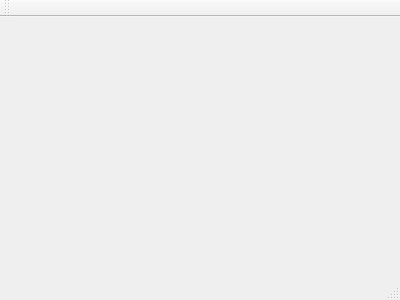
First picture: the form in mafenetreprincipale.ui, repository AugustinBallot-Ragaru/Test-Programmation-Qtcreator-Augustin, before the edit.
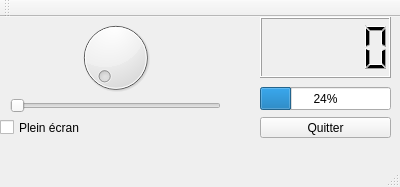
Second picture: the form after the edit.

Commit message: démarrage du projet

```diff
--- a/mafenetreprincipale.ui
+++ b/mafenetreprincipale.ui
@@ -1,24 +1,162 @@
 <ui version="4.0">
  <class>MafenetrePrincipale</class>
- <widget class="QMainWindow" name="MafenetrePrincipale" >
-  <property name="geometry" >
+ <widget class="QMainWindow" name="MafenetrePrincipale">
+  <property name="geometry">
    <rect>
     <x>0</x>
     <y>0</y>
     <width>400</width>
-    <height>300</height>
+    <height>187</height>
    </rect>
   </property>
-  <property name="windowTitle" >
+  <property name="minimumSize">
+   <size>
+    <width>400</width>
+    <height>187</height>
+   </size>
+  </property>
+  <property name="maximumSize">
+   <size>
+    <width>400</width>
+    <height>187</height>
+   </size>
+  </property>
+  <property name="sizeIncrement">
+   <size>
+    <width>400</width>
+    <height>187</height>
+   </size>
+  </property>
+  <property name="baseSize">
+   <size>
+    <width>400</width>
+    <height>187</height>
+   </size>
+  </property>
+  <property name="windowTitle">
    <string>MafenetrePrincipale</string>
   </property>
-  <widget class="QMenuBar" name="menuBar" />
-  <widget class="QToolBar" name="mainToolBar" />
-  <widget class="QWidget" name="centralWidget" />
-  <widget class="QStatusBar" name="statusBar" />
+  <widget class="QWidget" name="centralWidget">
+   <widget class="QPushButton" name="PushButton">
+    <property name="geometry">
+     <rect>
+      <x>210</x>
+      <y>210</y>
+      <width>191</width>
+      <height>21</height>
+     </rect>
+    </property>
+    <property name="text">
+     <string>Quitter</string>
+    </property>
+   </widget>
+   <widget class="QLCDNumber" name="lcdNumber">
+    <property name="geometry">
+     <rect>
+      <x>260</x>
+      <y>0</y>
+      <width>131</width>
+      <height>61</height>
+     </rect>
+    </property>
+   </widget>
+   <widget class="QSlider" name="horizontalSlider">
+    <property name="geometry">
+     <rect>
+      <x>10</x>
+      <y>180</y>
+      <width>160</width>
+      <height>18</height>
+     </rect>
+    </property>
+    <property name="orientation">
+     <enum>Qt::Horizontal</enum>
+    </property>
+   </widget>
+   <widget class="QPushButton" name="pushButton_2">
+    <property name="geometry">
+     <rect>
+      <x>260</x>
+      <y>100</y>
+      <width>131</width>
+      <height>21</height>
+     </rect>
+    </property>
+    <property name="text">
+     <string>Quitter</string>
+    </property>
+   </widget>
+   <widget class="QSlider" name="horizontalSlider_2">
+    <property name="geometry">
+     <rect>
+      <x>10</x>
+      <y>80</y>
+      <width>211</width>
+      <height>18</height>
+     </rect>
+    </property>
+    <property name="orientation">
+     <enum>Qt::Horizontal</enum>
+    </property>
+   </widget>
+   <widget class="QCheckBox" name="checkBox">
+    <property name="geometry">
+     <rect>
+      <x>0</x>
+      <y>100</y>
+      <width>101</width>
+      <height>21</height>
+     </rect>
+    </property>
+    <property name="text">
+     <string>Plein écran</string>
+    </property>
+   </widget>
+   <widget class="QDial" name="dial">
+    <property name="geometry">
+     <rect>
+      <x>50</x>
+      <y>0</y>
+      <width>131</width>
+      <height>81</height>
+     </rect>
+    </property>
+   </widget>
+   <widget class="QProgressBar" name="progressBar">
+    <property name="geometry">
+     <rect>
+      <x>260</x>
+      <y>70</y>
+      <width>131</width>
+      <height>23</height>
+     </rect>
+    </property>
+    <property name="value">
+     <number>24</number>
+    </property>
+   </widget>
+  </widget>
+  <widget class="QMenuBar" name="menuBar">
+   <property name="geometry">
+    <rect>
+     <x>0</x>
+     <y>0</y>
+     <width>400</width>
+     <height>27</height>
+    </rect>
+   </property>
+  </widget>
+  <widget class="QToolBar" name="mainToolBar">
+   <attribute name="toolBarArea">
+    <enum>TopToolBarArea</enum>
+   </attribute>
+   <attribute name="toolBarBreak">
+    <bool>false</bool>
+   </attribute>
+  </widget>
+  <widget class="QStatusBar" name="statusBar"/>
  </widget>
- <layoutDefault spacing="6" margin="11" />
- <pixmapfunction></pixmapfunction>
+ <layoutdefault spacing="6" margin="11"/>
  <resources/>
  <connections/>
 </ui>
```
Left out of the diff: 1 changed line with no effect on the pictures. The commit also changes 1 other file.
